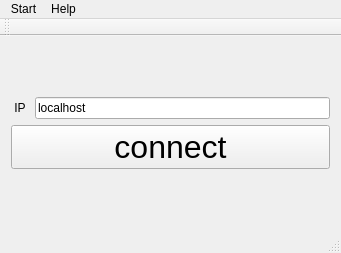
First picture: the form in GUI/Gui-RoombaV1.0/roomba.ui, repository K-4U/ese_project4y5, before the edit.
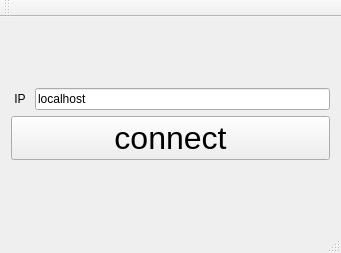
Second picture: the form after the edit.

Diff of the .ui file:
```diff
--- a/GUI/Gui-RoombaV1.0/roomba.ui
+++ b/GUI/Gui-RoombaV1.0/roomba.ui
@@ -63,18 +63,6 @@
      <height>21</height>
     </rect>
    </property>
-   <widget class="QMenu" name="menuStart">
-    <property name="title">
-     <string>Start</string>
-    </property>
-   </widget>
-   <widget class="QMenu" name="menuHelp">
-    <property name="title">
-     <string>Help</string>
-    </property>
-   </widget>
-   <addaction name="menuStart"/>
-   <addaction name="menuHelp"/>
   </widget>
   <widget class="QToolBar" name="mainToolBar">
    <attribute name="toolBarArea">
```
